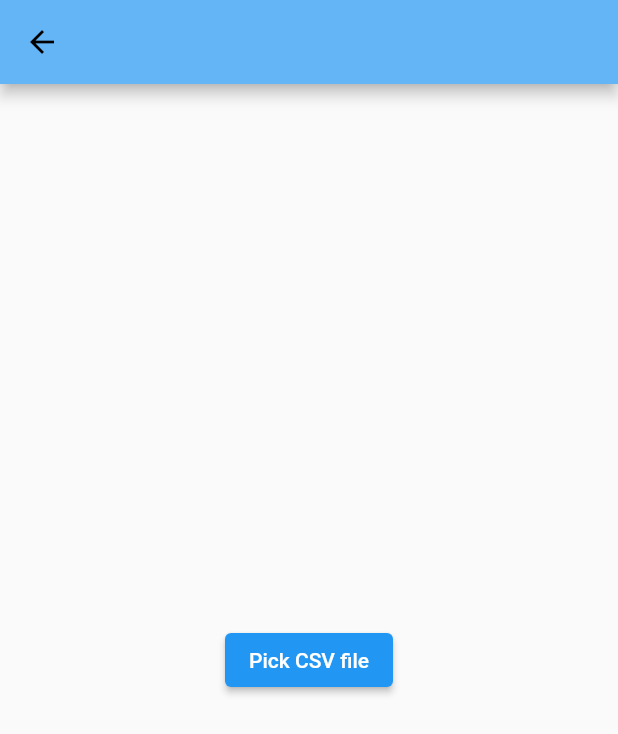
After one commit to Ekipogh/finance_mobile, a Flutter app: the ImportScreen screen opened directly, after a tap on "Pick CSV file", on a phone screen of 412 x 824 dp. The commit adds this screen. Shown: the top 734 px of the screen. Run offline on Flutter 3.47's test engine with Material 2 defaults, Android fonts, the phone set to English and light mode, and no system bars; our stand-ins replace csv, date_field; missing offline and left inert: file_picker_cross.

Commit message:
Adding csv import
Signed-off-by: Ekipogh <ekipogh@mail.ru>

```diff
--- /dev/null
+++ b/lib/screens/importSceen.dart
@@ -0,0 +1,32 @@
+import 'package:csv/csv.dart';
+import 'package:file_picker_cross/file_picker_cross.dart';
+import 'package:flutter/material.dart';
+
+class ImportScreen extends StatelessWidget {
+  @override
+  Widget build(BuildContext context) {
+    return Scaffold(
+      appBar: AppBar(),
+      body: Center(
+        child: ElevatedButton(
+          child: Text("Pick CSV file"),
+          onPressed: () async {
+            final FilePickerCross pickerCross =
+                await FilePickerCross.importFromStorage(fileExtension: "csv");
+            if (pickerCross != null) {
+              List<List<dynamic>> rows =
+                  const CsvToListConverter().convert(pickerCross.toString());
+              for (var row in rows) {
+                List<String> dateParsed = row[0].split(".");
+                DateTime date = DateTime(num.tryParse(dateParsed[2]),
+                    num.tryParse(dateParsed[1]), num.tryParse(dateParsed[0]));
+                double amount = row[1];
+                String categoryName = row[2];
+              }
+            }
+          },
+        ),
+      ),
+    );
+  }
+}
--- a/pubspec.yaml
+++ b/pubspec.yaml
@@ -29,6 +29,8 @@ dependencies:
   # The following adds the Cupertino Icons font to your application.
   # Use with the CupertinoIcons class for iOS style icons.
   cupertino_icons: ^1.0.2
+  csv: ^5.0.0
+  file_picker_cross: ^4.4.2
 
 dev_dependencies:
   flutter_test:
```
Also changed, not shown: lib/main.dart (+13 -1 lines), 3 other files.
